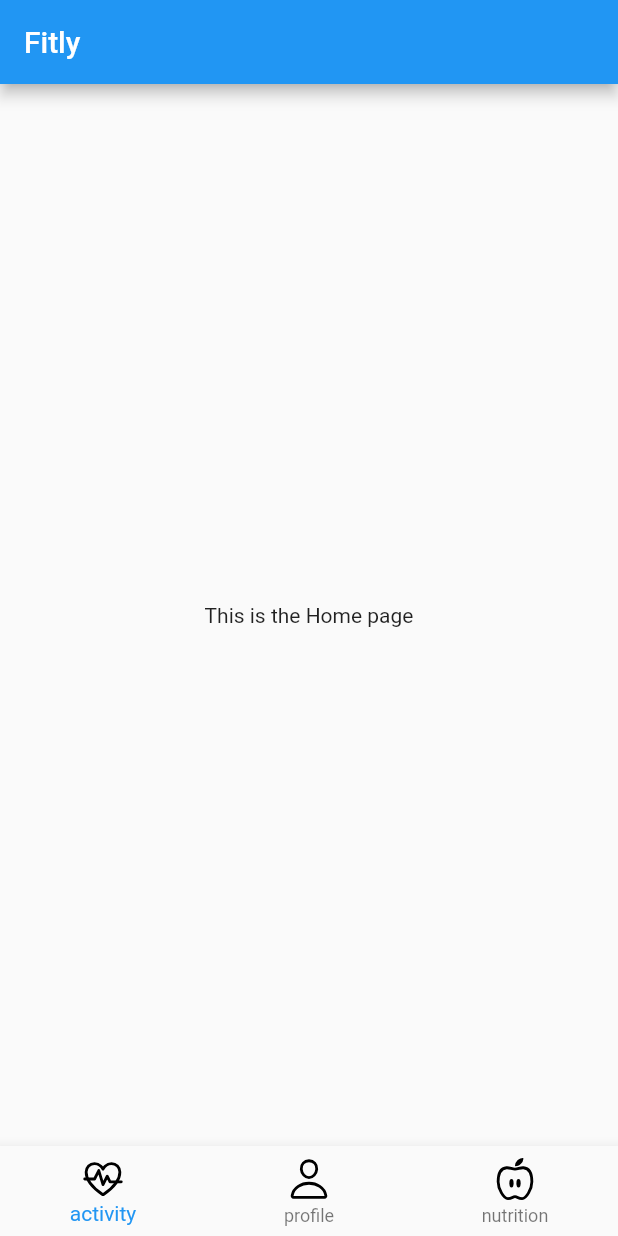
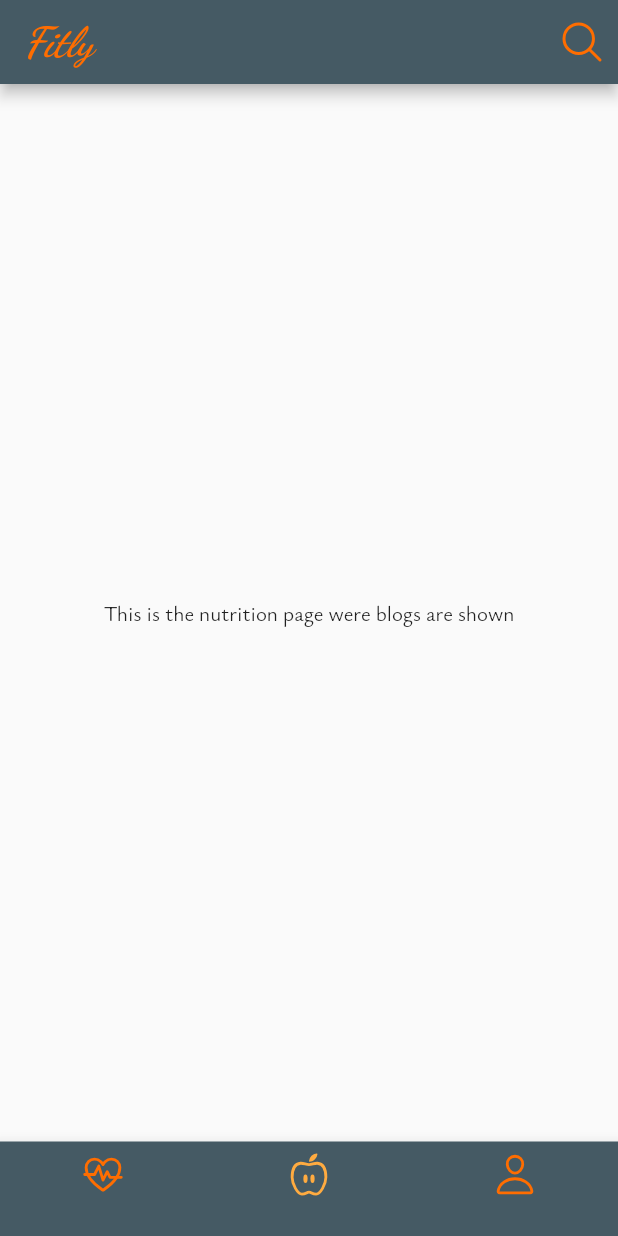
Before and after one commit to AfafAlalwan/fitly, a Flutter app: the screen it shows after launch, on a phone screen of 412 x 824 dp. Run offline on Flutter 3.47's test engine with Material 2 defaults, Android fonts, the light colour scheme and no system bars; our stand-ins replace flutter_svg; project files that could hold a hidden picture were left out.

Commit message:
styles updated

```diff
--- a/lib/main.dart
+++ b/lib/main.dart
@@ -2,7 +2,30 @@ import 'package:flutter/material.dart';
 import 'package:flutter_svg/flutter_svg.dart';
 
 void main(){
-  runApp(MaterialApp(home: Fitly()));
+  runApp(MaterialApp(
+      theme: ThemeData(
+        textTheme: TextTheme(
+          bodyLarge: TextStyle(
+            fontFamily: "Ysabeau",
+            fontSize: 16,
+            fontWeight: FontWeight.normal,
+          ),
+          bodyMedium: TextStyle(
+            fontFamily: "Ysabeau",
+            fontSize: 14,
+            fontWeight: FontWeight.normal,
+          ),
+          displayLarge: TextStyle(
+            fontFamily: "DancingScript",
+            fontSize: 28,
+            fontWeight: FontWeight.w700,
+            fontStyle: FontStyle.italic,
+            color: Colors.orangeAccent[700],
+          ),
+          // add more styles as needed...
+        ),
+      ),
+      home: Fitly()));
 }
 
 class Fitly extends StatefulWidget {
@@ -13,15 +36,18 @@ class Fitly extends StatefulWidget {
 }
 
 class _FitlyState extends State<Fitly> {
-  int _currentIndex = 0;
+  int _currentIndex = 1;
+  List<Color> _iconColors = [Colors.orangeAccent.shade700,
+    Colors.orangeAccent, Colors.orangeAccent.shade700]; // initial colors for each icon
 
   List<Widget> _pages = [
-    HomePage(),
-    SearchPage(),
+    ActivityPage(),
+    NutritionPage(),
     ProfilePage(),
   ];
 
-  PageController _pageController = PageController(initialPage: 0);
+  PageController _pageController = PageController(initialPage: 1);
+
 
   @override
   Widget build(BuildContext context) {
@@ -37,7 +63,10 @@ class _FitlyState extends State<Fitly> {
         },
       ),
       bottomNavigationBar: BottomNavigationBar(
+        type: BottomNavigationBarType.fixed,
+        backgroundColor: Colors.blueGrey[700],
         currentIndex: _currentIndex,
+
         onTap: (index) {
           setState(() {
             _currentIndex = index;
@@ -46,7 +75,10 @@ class _FitlyState extends State<Fitly> {
               duration: Duration(milliseconds: 500),
               curve: Curves.easeInOut,
             );
-            print(index);
+            _iconColors = [Colors.orangeAccent.shade700,
+            Colors.orangeAccent.shade700, Colors.orangeAccent.shade700];
+            _iconColors[_currentIndex] = Colors.orangeAccent;
+           // print(index);
           });
         },
         items: [
@@ -56,9 +88,21 @@ class _FitlyState extends State<Fitly> {
               height: 30,
               child: SvgPicture.asset(
                 "assets/icons/fitness-outline.svg",
+                color: _iconColors[0],
               ),
             ),
-            label: 'activity',
+            label: '',
+          ),
+          BottomNavigationBarItem(
+            icon:  Container(
+              width: 30,
+              height: 30,
+              child: SvgPicture.asset(
+                "assets/icons/nutrition-outline.svg",
+                color: _iconColors[1],
+              ),
+            ),
+            label: '',
           ),
           BottomNavigationBarItem(
             icon:  Container(
@@ -66,19 +110,11 @@ class _FitlyState extends State<Fitly> {
               height: 30,
               child: SvgPicture.asset(
                 "assets/icons/person-outline.svg",
+                color: _iconColors[2],
+
               ),
             ),
-            label: 'profile',
-          ),
-          BottomNavigationBarItem(
-            icon:  Container(
-              width: 30,
-              height: 30,
-              child: SvgPicture.asset(
-                "assets/icons/nutrition-outline.svg",
-              ),
-            ),
-            label: 'nutrition',
+            label: '',
           ),
         ],
       ),
@@ -86,29 +122,43 @@ class _FitlyState extends State<Fitly> {
   }
 }
 
-class HomePage extends StatelessWidget {
+class ActivityPage extends StatelessWidget {
   @override
   Widget build(BuildContext context) {
     return Scaffold(
       appBar: AppBar(
-        title: Text('Fitly'),
+        backgroundColor: Colors.blueGrey[700],
+        title: Text('Fitly', style: Theme.of(context).textTheme.displayLarge),
       ),
       body: Center(
-        child: Text('This is the Home page'),
+        child: Text('This is the Activity page'),
       ),
     );
   }
 }
 
-class SearchPage extends StatelessWidget {
+class NutritionPage extends StatelessWidget {
   @override
   Widget build(BuildContext context) {
     return Scaffold(
       appBar: AppBar(
-        title: Text('Search'),
+        backgroundColor: Colors.blueGrey[700],
+        title:  Text('Fitly', style: Theme.of(context).textTheme.displayLarge),
+        actions: [
+          IconButton(
+            icon: SvgPicture.asset(
+              "assets/icons/search-outline.svg",
+              color: Colors.orangeAccent[700],
+            ),
+
+            onPressed: () {
+              // functionality to search for people
+            },
+          ),
+        ],
       ),
       body: Center(
-        child: Text('This is the Search page'),
+        child: Text('This is the nutrition page were blogs are shown'),
       ),
     );
   }
@@ -119,16 +169,11 @@ class ProfilePage extends StatelessWidget {
   Widget build(BuildContext context) {
     return Scaffold(
       appBar: AppBar(
-        title: Text('Profile'),
+        backgroundColor: Colors.blueGrey[700],
+        title: Text('Fitly', style: Theme.of(context).textTheme.displayLarge),
       ),
       body: Center(
-        child: Column(
-          children: [
-            Text('Widget 1'),
-            Text('Widget 2'),
-            SvgPicture.asset("assets/icons/fitness-outline.svg"),
-          ],
-        ),
+        child: Text('This is the profile page'),
       ),
     );
   }
```
